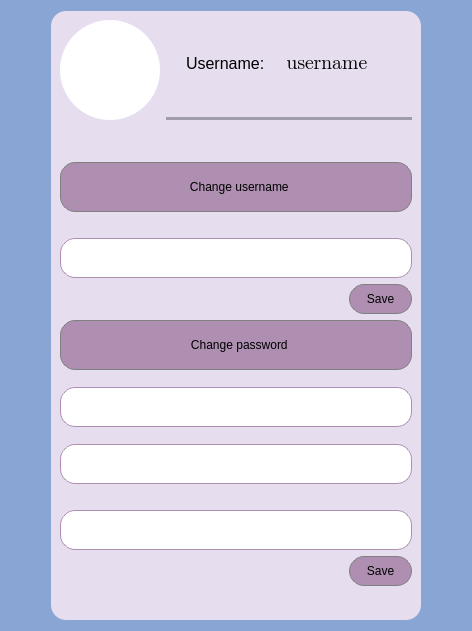
The window that messenger/profilewindow.ui (ita-social-projects/HTTP_Messenger_Client) describes before a commit, drawn with Qt 5.
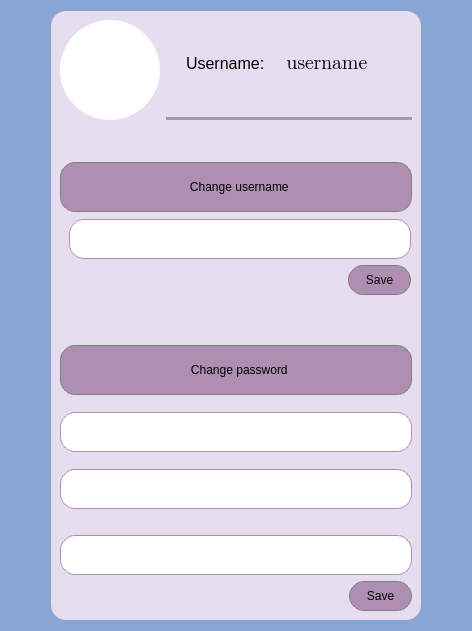
The same window after the commit. Icons and pictures are not drawn.

Diff of the .ui file:
```diff
--- a/messenger/profilewindow.ui
+++ b/messenger/profilewindow.ui
@@ -135,22 +135,30 @@
        </widget>
       </item>
       <item row="4" column="0" colspan="2">
-       <widget class="QLabel" name="label_LoginInfo">
+       <widget class="QWidget" name="Widget_SaveLogin" native="true">
         <property name="sizePolicy">
-         <sizepolicy hsizetype="Preferred" vsizetype="Fixed">
+         <sizepolicy hsizetype="Preferred" vsizetype="Preferred">
           <horstretch>0</horstretch>
           <verstretch>0</verstretch>
          </sizepolicy>
         </property>
-        <property name="text">
-         <string/>
+        <property name="minimumSize">
+         <size>
+          <width>0</width>
+          <height>0</height>
+         </size>
         </property>
-        <property name="alignment">
-         <set>Qt::AlignCenter</set>
-        </property>
-       </widget>
-      </item>
-      <item row="5" column="0" colspan="2">
+        <layout class="QVBoxLayout" name="verticalLayout_2">
+         <property name="topMargin">
+          <number>1</number>
+         </property>
+         <property name="rightMargin">
+          <number>1</number>
+         </property>
+         <property name="bottomMargin">
+          <number>0</number>
+         </property>
+         <item>
        <widget class="QLineEdit" name="lineEdit_Username">
         <property name="sizePolicy">
          <sizepolicy hsizetype="Preferred" vsizetype="Fixed">
@@ -174,16 +182,16 @@
         </property>
        </widget>
       </item>
-      <item row="6" column="0" colspan="2">
+         <item>
        <layout class="QHBoxLayout" name="horizontalLayout">
+           <property name="topMargin">
+            <number>0</number>
+           </property>
         <item>
          <spacer name="horizontalSpacer">
           <property name="orientation">
            <enum>Qt::Horizontal</enum>
           </property>
-          <property name="sizeType">
-           <enum>QSizePolicy::Expanding</enum>
-          </property>
           <property name="sizeHint" stdset="0">
            <size>
             <width>40</width>
@@ -225,7 +233,39 @@
         </item>
        </layout>
       </item>
-      <item row="7" column="0" colspan="2">
+         <item>
+          <spacer name="verticalSpacer">
+           <property name="orientation">
+            <enum>Qt::Vertical</enum>
+           </property>
+           <property name="sizeHint" stdset="0">
+            <size>
+             <width>20</width>
+             <height>40</height>
+            </size>
+           </property>
+          </spacer>
+         </item>
+        </layout>
+       </widget>
+      </item>
+      <item row="5" column="0" colspan="2">
+       <widget class="QLabel" name="label_LoginInfo">
+        <property name="sizePolicy">
+         <sizepolicy hsizetype="Preferred" vsizetype="Fixed">
+          <horstretch>0</horstretch>
+          <verstretch>0</verstretch>
+         </sizepolicy>
+        </property>
+        <property name="text">
+         <string/>
+        </property>
+        <property name="alignment">
+         <set>Qt::AlignCenter</set>
+        </property>
+       </widget>
+      </item>
+      <item row="9" column="0" colspan="2">
        <widget class="QPushButton" name="pushButton_ChangePassword">
         <property name="sizePolicy">
          <sizepolicy hsizetype="Minimum" vsizetype="Fixed">
@@ -263,7 +303,7 @@
         </property>
        </widget>
       </item>
-      <item row="8" column="0">
+      <item row="10" column="0">
        <spacer name="verticalSpacer_3">
         <property name="orientation">
          <enum>Qt::Vertical</enum>
@@ -279,7 +319,7 @@
         </property>
        </spacer>
       </item>
-      <item row="9" column="0" colspan="2">
+      <item row="11" column="0" colspan="2">
        <widget class="QLineEdit" name="lineEdit_Password">
         <property name="sizePolicy">
          <sizepolicy hsizetype="Preferred" vsizetype="Fixed">
@@ -306,7 +346,7 @@
         </property>
        </widget>
       </item>
-      <item row="10" column="0">
+      <item row="12" column="0">
        <spacer name="verticalSpacer_4">
         <property name="orientation">
          <enum>Qt::Vertical</enum>
@@ -322,7 +362,7 @@
         </property>
        </spacer>
       </item>
-      <item row="11" column="0" colspan="2">
+      <item row="13" column="0" colspan="2">
        <widget class="QLineEdit" name="lineEdit_NewPassword">
         <property name="sizePolicy">
          <sizepolicy hsizetype="Preferred" vsizetype="Fixed">
@@ -349,7 +389,7 @@
         </property>
        </widget>
       </item>
-      <item row="12" column="0" colspan="2">
+      <item row="14" column="0" colspan="2">
        <widget class="QLabel" name="label_ConfPassInfo">
         <property name="sizePolicy">
          <sizepolicy hsizetype="Minimum" vsizetype="Fixed">
@@ -377,7 +417,7 @@
         </property>
        </widget>
       </item>
-      <item row="13" column="0" colspan="2">
+      <item row="15" column="0" colspan="2">
        <widget class="QLineEdit" name="lineEdit_ConfNewPassword">
         <property name="sizePolicy">
          <sizepolicy hsizetype="Preferred" vsizetype="Fixed">
@@ -404,7 +444,7 @@
         </property>
        </widget>
       </item>
-      <item row="14" column="0" colspan="2">
+      <item row="16" column="0" colspan="2">
        <layout class="QHBoxLayout" name="horizontalLayout_2">
         <item>
          <spacer name="horizontalSpacer_2">
```
Left out of the diff: 226 changed lines with no effect on the pictures. Lines whose indentation alone changed are shown as unchanged.
